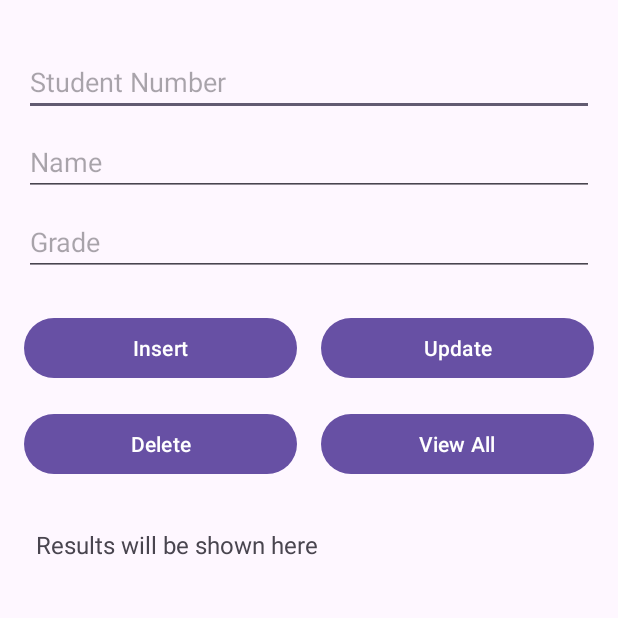
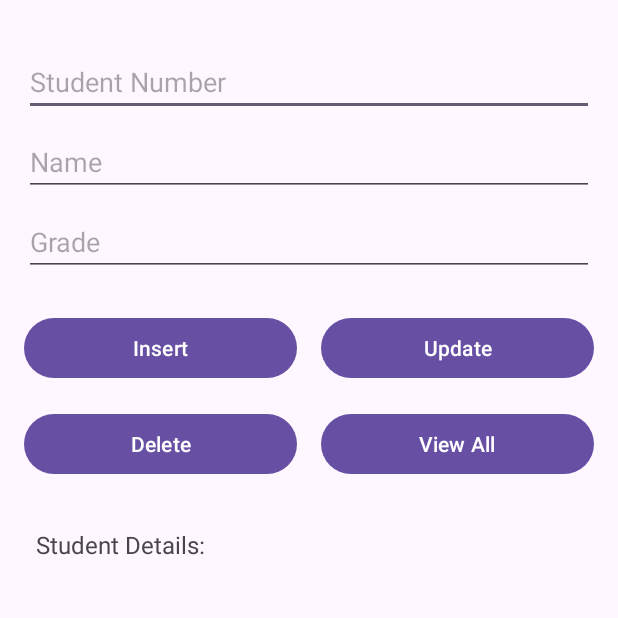
Before and after one commit to gyuetorade/skillcheck4, an Android app: the screen it shows after launch (MainActivity), on a phone screen of 412 x 824 dp, the top half of it. Run offline under Robolectric (Android 15) with nearby library versions, the phone set to English and light mode, and no system bars.

Commit message:
skillcheck4

```diff
--- a/app/src/main/res/layout/activity_main.xml
+++ b/app/src/main/res/layout/activity_main.xml
@@ -101,7 +101,7 @@
             android:id="@+id/textViewResults"
             android:layout_width="match_parent"
             android:layout_height="wrap_content"
-            android:text="Results will be shown here"
+            android:text="Student Details:"
             android:textSize="16sp"
             android:padding="8dp"/>
     </ScrollView>
```
